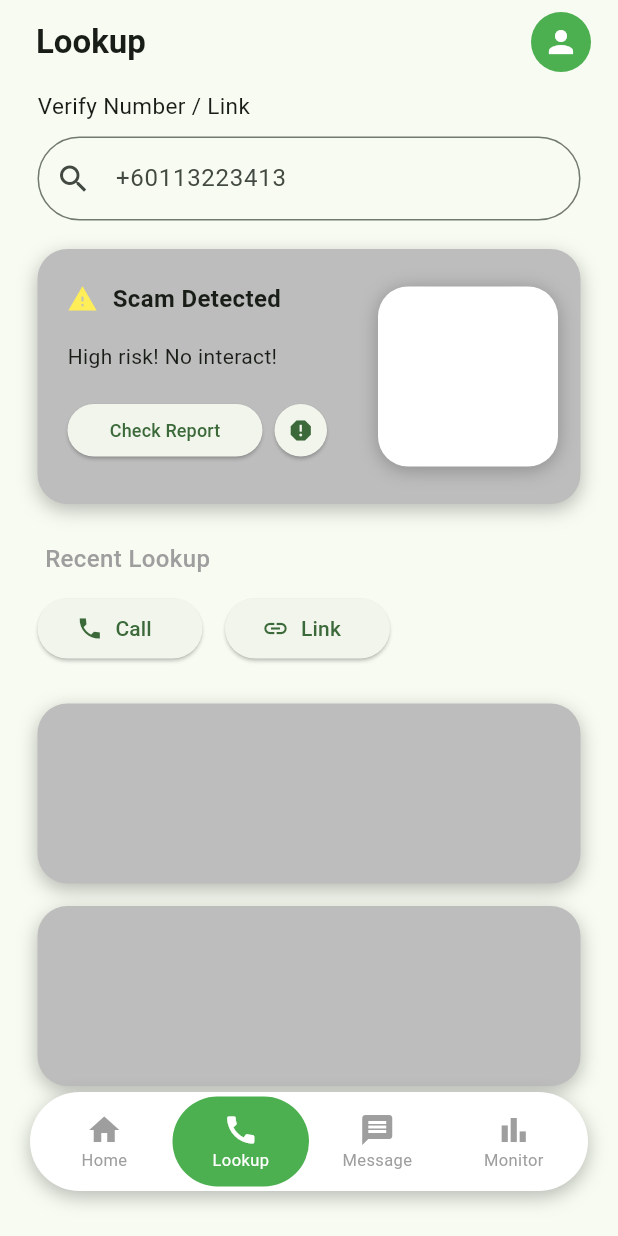
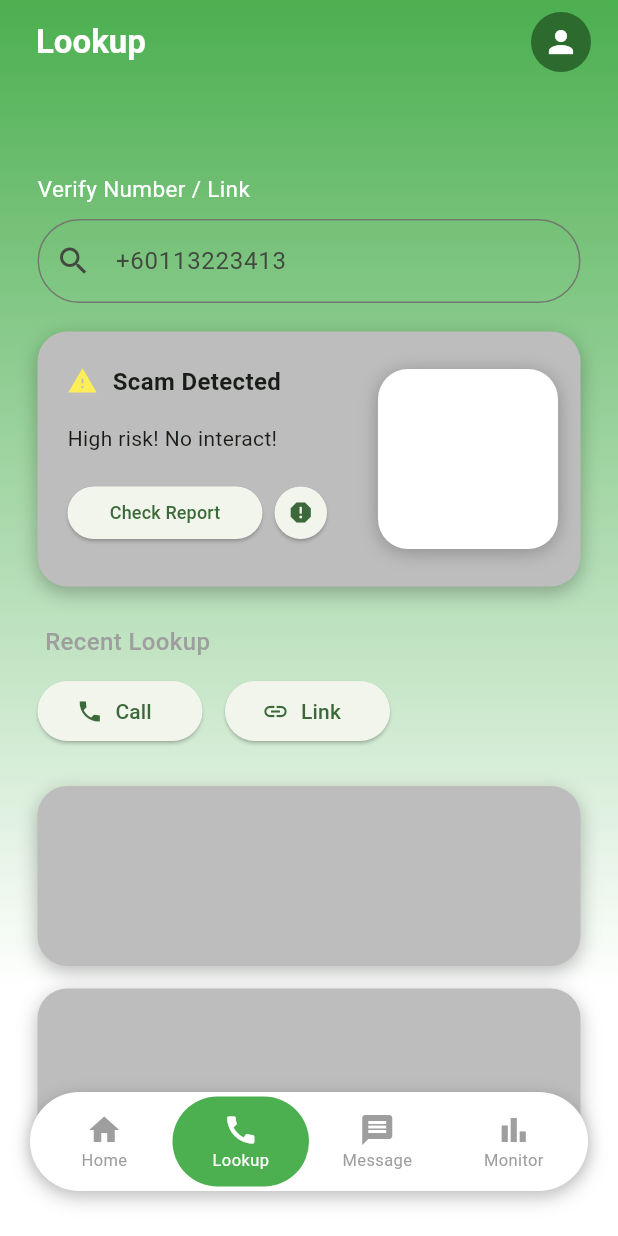
Before and after one commit to Wilsomwong2004/ScamTap, a Flutter app: the screen it shows after launch, item 2 of the bottom bar chosen, on a phone screen of 412 x 824 dp. Run offline on Flutter 3.47's test engine with Material 3 defaults, Android fonts, the phone set to English and light mode, and no system bars; our stand-ins replace firebase_core; accounts and stored records are empty.

Commit message:
Update: Add background color to lookup page.

```diff
--- a/lib/pages/lookup_page.dart
+++ b/lib/pages/lookup_page.dart
@@ -7,13 +7,19 @@ class LookupPage extends StatelessWidget {
   @override
   Widget build(BuildContext context) {
     return Scaffold(
-
+      extendBodyBehindAppBar: true,
       appBar: AppBar(
+        backgroundColor: Colors.transparent,
+        elevation: 0,
         title: Padding(
           padding: EdgeInsets.only(left: 8),
           child: Text(
             "Lookup",
-            style: TextStyle(fontWeight: FontWeight.bold, fontSize: 22),
+            style: TextStyle(
+              fontWeight: FontWeight.bold,
+              fontSize: 22,
+              color: Colors.white,
+            ),
           ),
         ),
 
@@ -25,7 +31,7 @@ class LookupPage extends StatelessWidget {
                 Miniprofile();
               },
               child: CircleAvatar(
-                backgroundColor: Colors.green,
+                backgroundColor: const Color.fromARGB(255, 44, 106, 46),
                 child: Icon(Icons.person, color: Colors.white),
               ),
             ),
@@ -33,7 +39,22 @@ class LookupPage extends StatelessWidget {
         ],
       ),
 
-      body: SingleChildScrollView(
+      body: Container(
+        width: double.infinity,
+        height: double.infinity,
+        decoration: BoxDecoration(
+          gradient: LinearGradient(
+            colors: [Colors.green, Colors.white],
+            begin: Alignment.topCenter,
+            end: Alignment.bottomCenter,
+            stops: [0.0, 0.8],
+          ),
+        ),
+        child: SingleChildScrollView(
+          padding: EdgeInsets.only(
+              top: kToolbarHeight + 55,
+              bottom: 100,
+            ),
           child: Column(
             children: [
               Padding(
@@ -41,7 +62,7 @@ class LookupPage extends StatelessWidget {
                 child: Column(
                   crossAxisAlignment: CrossAxisAlignment.start,
                   children: [
-                  Text("Verify Number / Link", style: TextStyle(fontSize: 15)),
+                    Text("Verify Number / Link", style: TextStyle(fontSize: 15, color: Colors.white,)),
                     SizedBox(height: 10),
                     TextField(
                       decoration: InputDecoration(
@@ -302,6 +323,7 @@ class LookupPage extends StatelessWidget {
             ],
           ),
         ),
+      )
     );
   }
 }
--- a/lib/pages/message_page.dart
+++ b/lib/pages/message_page.dart
@@ -33,6 +33,7 @@ class MessagePage extends StatelessWidget {
       ),
 
       body: SingleChildScrollView(
+        padding: EdgeInsets.only(bottom: 100),
         child: Column(
           children: [
             Padding(
@@ -40,14 +41,15 @@ class MessagePage extends StatelessWidget {
               child: Column(
                 crossAxisAlignment: CrossAxisAlignment.start,
                 children: [
-                  Text("Verify Number / Link", style: TextStyle(fontSize: 15)),
+                  Text("Verify Message", style: TextStyle(fontSize: 15)),
                   SizedBox(height: 10),
                   TextField(
                     decoration: InputDecoration(
-                      hintText: "+60113223413",
+                      hintText: "Enter text to verify",
                       prefixIcon: Icon(Icons.search),
                       border: OutlineInputBorder(
                         borderRadius: BorderRadius.circular(30),
+
                       ),
                     ),
                   ),
--- a/lib/widgets/navibar.dart
+++ b/lib/widgets/navibar.dart
@@ -39,7 +39,9 @@ class _NavibarState extends State<Navibar>
     return Scaffold(
       body: Stack(
           children: [
-            _pages[selectionIndex],
+            Positioned.fill(
+              child: _pages[selectionIndex],
+            ),
 
             Positioned(
               bottom: 30,
```
Lines whose indentation alone changed are shown as unchanged.
